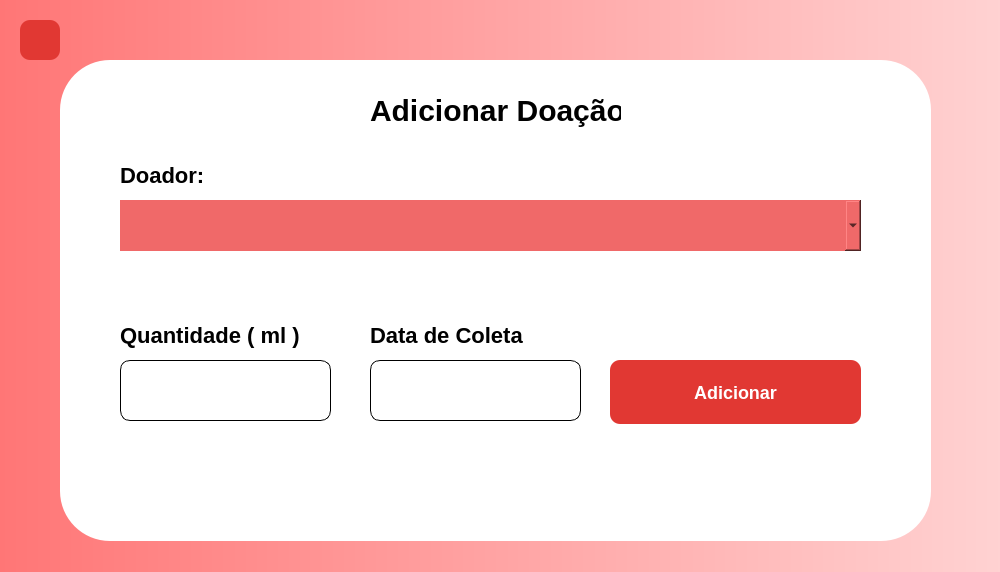
INF112-Programacao2/20222-team-1, file src/Graphics/Add/AddDoacao/adicionardoacao.ui: the form before one commit.
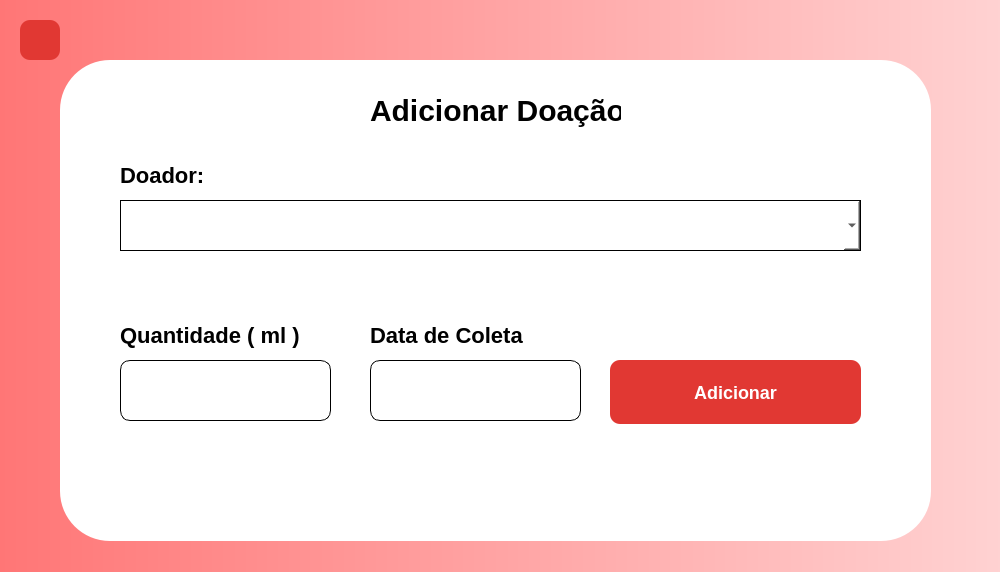
The form after the commit. Icons and pictures are not drawn.

```diff
--- a/src/Graphics/Add/AddDoacao/adicionardoacao.ui
+++ b/src/Graphics/Add/AddDoacao/adicionardoacao.ui
@@ -228,7 +228,7 @@
       <string/>
      </property>
      <property name="styleSheet">
-      <string notr="true">background-color: #F06969;</string>
+      <string notr="true">border: 1px solid black;</string>
      </property>
     </widget>
     <widget class="QLabel" name="txtEndereco_2">
```
Left out of the diff: 5 changed lines with no effect on the pictures.
